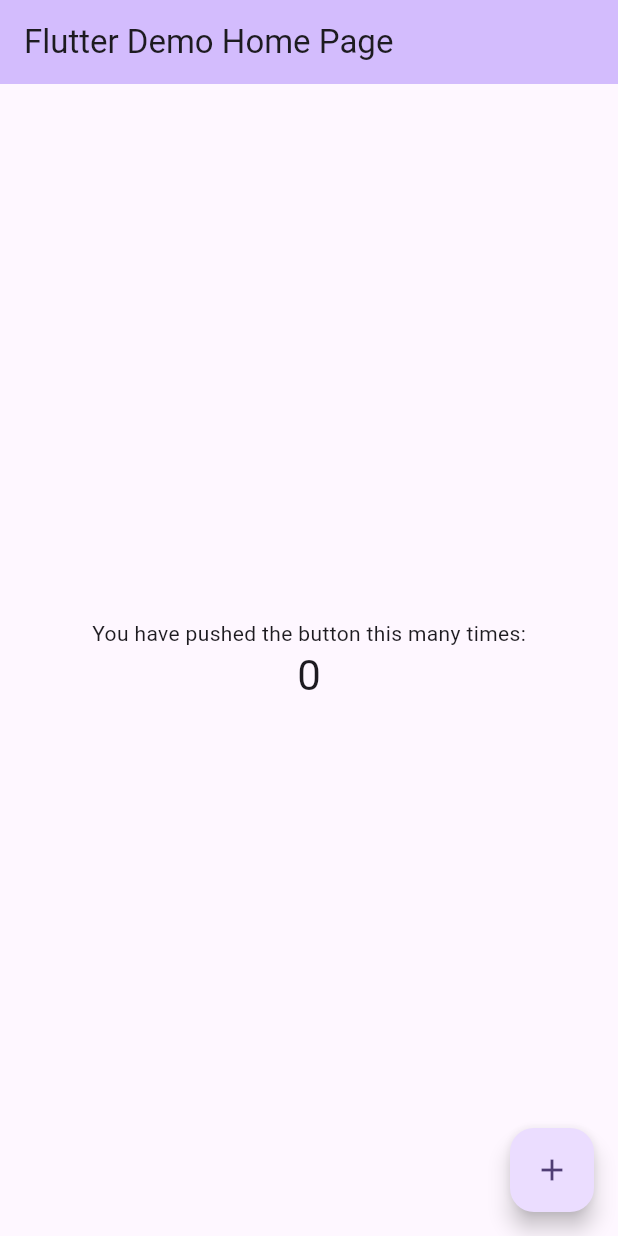
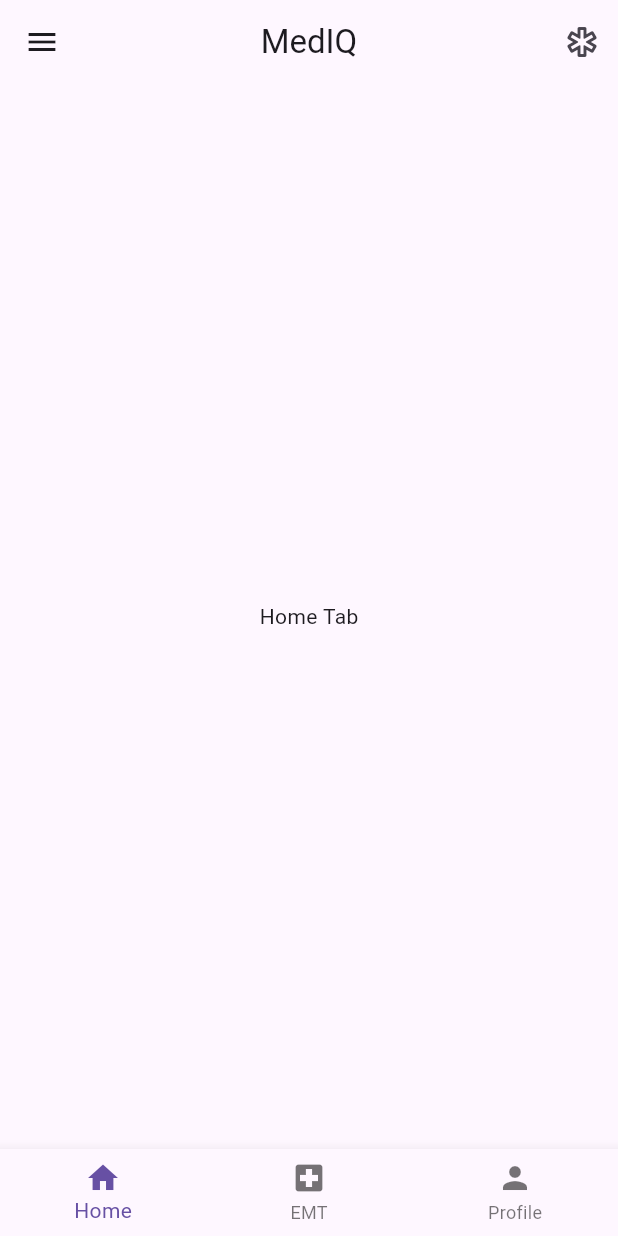
Before and after one commit to kodecosmo/mediq_emt_flutter, a Flutter app: the screen it shows after launch, on a phone screen of 412 x 824 dp. Run offline on Flutter 3.47's test engine with Material 3 defaults, Android fonts, the phone set to English and light mode, and no system bars; our stand-ins replace google_fonts, google_maps_flutter.

Commit message:
EMT Flow Added

```diff
--- /dev/null
+++ b/lib/home.dart
@@ -0,0 +1,10 @@
+import 'package:flutter/material.dart';
+
+class HomeTabPage extends StatelessWidget {
+  @override
+  Widget build(BuildContext context) {
+    return Center(
+      child: Text('Home Tab'),
+    );
+  }
+}
--- a/lib/main.dart
+++ b/lib/main.dart
@@ -1,125 +1,86 @@
 import 'package:flutter/material.dart';
+import 'notification_page.dart';
+import 'patient_details_page.dart';
+import 'connected_page.dart';
+import 'status_page.dart';
+import 'nfc_page.dart';
+import 'home.dart';
+import 'profile.dart';
+import 'emt_tab_navigator.dart';
 
 void main() {
-  runApp(const MyApp());
+  runApp(MedIQApp());
 }
 
-class MyApp extends StatelessWidget {
-  const MyApp({super.key});
-
-  // This widget is the root of your application.
+class MedIQApp extends StatelessWidget {
   @override
   Widget build(BuildContext context) {
     return MaterialApp(
-      title: 'Flutter Demo',
+      title: 'MedIQ',
       theme: ThemeData(
-        // This is the theme of your application.
-        //
-        // TRY THIS: Try running your application with "flutter run". You'll see
-        // the application has a purple toolbar. Then, without quitting the app,
-        // try changing the seedColor in the colorScheme below to Colors.green
-        // and then invoke "hot reload" (save your changes or press the "hot
-        // reload" button in a Flutter-supported IDE, or press "r" if you used
-        // the command line to start the app).
-        //
-        // Notice that the counter didn't reset back to zero; the application
-        // state is not lost during the reload. To reset the state, use hot
-        // restart instead.
-        //
-        // This works for code too, not just values: Most code changes can be
-        // tested with just a hot reload.
-        colorScheme: ColorScheme.fromSeed(seedColor: Colors.deepPurple),
-        useMaterial3: true,
+        primarySwatch: Colors.deepPurple,
       ),
-      home: const MyHomePage(title: 'Flutter Demo Home Page'),
+      home: HomePage(),
     );
   }
 }
 
-class MyHomePage extends StatefulWidget {
-  const MyHomePage({super.key, required this.title});
-
-  // This widget is the home page of your application. It is stateful, meaning
-  // that it has a State object (defined below) that contains fields that affect
-  // how it looks.
-
-  // This class is the configuration for the state. It holds the values (in this
-  // case the title) provided by the parent (in this case the App widget) and
-  // used by the build method of the State. Fields in a Widget subclass are
-  // always marked "final".
-
-  final String title;
-
+class HomePage extends StatefulWidget {
   @override
-  State<MyHomePage> createState() => _MyHomePageState();
+  _HomePageState createState() => _HomePageState();
 }
 
-class _MyHomePageState extends State<MyHomePage> {
-  int _counter = 0;
+class _HomePageState extends State<HomePage> {
+  int _selectedIndex = 0;
 
-  void _incrementCounter() {
+  static List<Widget> _pages = <Widget>[
+    HomeTabPage(),
+    EMTTabNavigator(),
+    ProfilePage(),
+  ];
+
+  void _onItemTapped(int index) {
     setState(() {
-      // This call to setState tells the Flutter framework that something has
-      // changed in this State, which causes it to rerun the build method below
-      // so that the display can reflect the updated values. If we changed
-      // _counter without calling setState(), then the build method would not be
-      // called again, and so nothing would appear to happen.
-      _counter++;
+      _selectedIndex = index;
     });
   }
 
   @override
   Widget build(BuildContext context) {
-    // This method is rerun every time setState is called, for instance as done
-    // by the _incrementCounter method above.
-    //
-    // The Flutter framework has been optimized to make rerunning build methods
-    // fast, so that you can just rebuild anything that needs updating rather
-    // than having to individually change instances of widgets.
     return Scaffold(
       appBar: AppBar(
-        // TRY THIS: Try changing the color here to a specific color (to
-        // Colors.amber, perhaps?) and trigger a hot reload to see the AppBar
-        // change color while the other colors stay the same.
-        backgroundColor: Theme.of(context).colorScheme.inversePrimary,
-        // Here we take the value from the MyHomePage object that was created by
-        // the App.build method, and use it to set our appbar title.
-        title: Text(widget.title),
+        leading: IconButton(
+          icon: Icon(Icons.menu),
+          onPressed: () {},
+        ),
+        title: Text('MedIQ'),
+        centerTitle: true,
+        actions: [
+          IconButton(
+            icon: Icon(Icons.emergency_outlined),
+            onPressed: () {},
+          ),
+        ],
       ),
-      body: Center(
-        // Center is a layout widget. It takes a single child and positions it
-        // in the middle of the parent.
-        child: Column(
-          // Column is also a layout widget. It takes a list of children and
-          // arranges them vertically. By default, it sizes itself to fit its
-          // children horizontally, and tries to be as tall as its parent.
-          //
-          // Column has various properties to control how it sizes itself and
-          // how it positions its children. Here we use mainAxisAlignment to
-          // center the children vertically; the main axis here is the vertical
-          // axis because Columns are vertical (the cross axis would be
-          // horizontal).
-          //
-          // TRY THIS: Invoke "debug painting" (choose the "Toggle Debug Paint"
-          // action in the IDE, or press "p" in the console), to see the
-          // wireframe for each widget.
-          mainAxisAlignment: MainAxisAlignment.center,
-          children: <Widget>[
-            const Text(
-              'You have pushed the button this many times:',
-            ),
-            Text(
-              '$_counter',
-              style: Theme.of(context).textTheme.headlineMedium,
-            ),
-          ],
-        ),
+      body: _pages[_selectedIndex],
+      bottomNavigationBar: BottomNavigationBar(
+        currentIndex: _selectedIndex,
+        onTap: _onItemTapped,
+        items: const <BottomNavigationBarItem>[
+          BottomNavigationBarItem(
+            icon: Icon(Icons.home),
+            label: 'Home',
+          ),
+          BottomNavigationBarItem(
+            icon: Icon(Icons.local_hospital),
+            label: 'EMT',
+          ),
+          BottomNavigationBarItem(
+            icon: Icon(Icons.person),
+            label: 'Profile',
+          ),
+        ],
       ),
-      floatingActionButton: FloatingActionButton(
-        onPressed: _incrementCounter,
-        tooltip: 'Increment',
-        child: const Icon(Icons.add),
-      ), // This trailing comma makes auto-formatting nicer for build methods.
     );
   }
 }
--- a/pubspec.yaml
+++ b/pubspec.yaml
@@ -35,6 +35,11 @@ dependencies:
   # The following adds the Cupertino Icons font to your application.
   # Use with the CupertinoIcons class for iOS style icons.
   cupertino_icons: ^1.0.6
+  google_maps_flutter: ^2.1.0
+  google_fonts: ^5.0.0
+  location: ^6.0.2
+  flutter_polyline_points: ^2.0.0
+  url_launcher: ^6.2.6
 
 dev_dependencies:
   flutter_test:
```
Also changed, not shown: lib/connected_page.dart (added, +112 -0 lines), lib/emt_tab_navigator.dart (added, +37 -0 lines), lib/nfc_page.dart (added, +55 -0 lines), lib/notification_page.dart (added, +104 -0 lines), lib/patient_details_page.dart (added, +142 -0 lines), lib/profile.dart (added, +10 -0 lines), lib/status_page.dart (added, +110 -0 lines), 10 other files.
